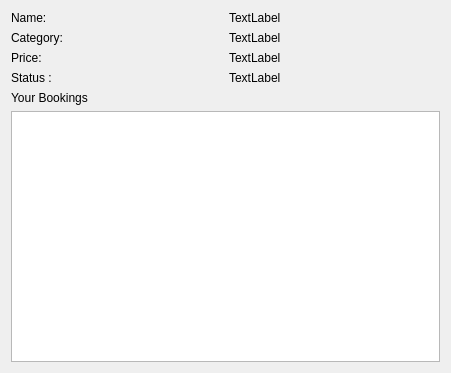
This is providerdashboard.ui in youssefezz12/capstone-project as Qt 5 draws it before an edit. The edited form follows.
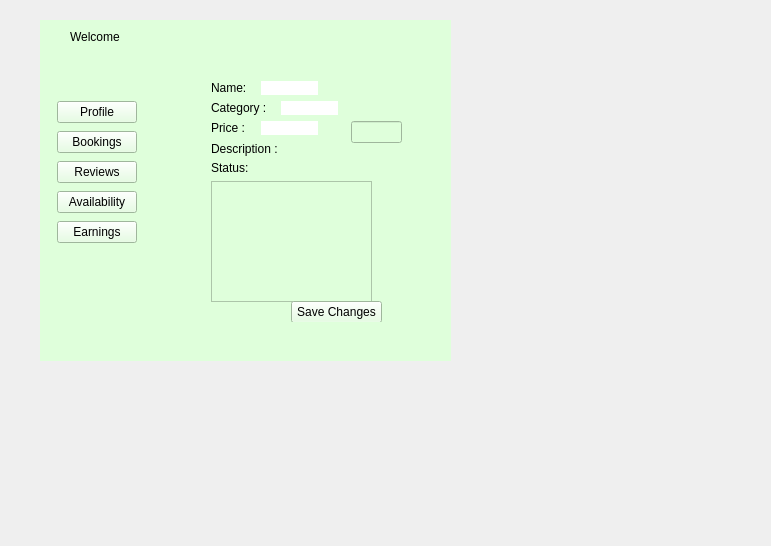
This is the edited form.

Commit message: created a provider dashboard with stacked widgets and the framework for taking actual data

```diff
--- a/providerdashboard.ui
+++ b/providerdashboard.ui
@@ -6,89 +6,379 @@
    <rect>
     <x>0</x>
     <y>0</y>
-    <width>451</width>
-    <height>373</height>
+    <width>771</width>
+    <height>546</height>
    </rect>
   </property>
   <property name="windowTitle">
    <string>Form</string>
   </property>
-  <layout class="QVBoxLayout" name="verticalLayout_2">
-   <item>
-    <layout class="QGridLayout" name="gridLayout">
-     <item row="0" column="0" rowspan="4">
-      <layout class="QVBoxLayout" name="verticalLayout">
-       <item>
-        <widget class="QLabel" name="nameLabel">
-         <property name="text">
-          <string>Name:</string>
-         </property>
-        </widget>
-       </item>
-       <item>
-        <widget class="QLabel" name="categoryLabel">
-         <property name="text">
-          <string>Category:</string>
-         </property>
-        </widget>
-       </item>
-       <item>
-        <widget class="QLabel" name="priceLabel">
-         <property name="text">
-          <string>Price:</string>
-         </property>
-        </widget>
-       </item>
-       <item>
-        <widget class="QLabel" name="statusLabel">
-         <property name="text">
-          <string>Status :</string>
-         </property>
-        </widget>
-       </item>
-      </layout>
-     </item>
-     <item row="0" column="1">
-      <widget class="QLabel" name="label_5">
+  <widget class="QWidget" name="widget" native="true">
+   <property name="geometry">
+    <rect>
+     <x>40</x>
+     <y>20</y>
+     <width>411</width>
+     <height>341</height>
+    </rect>
+   </property>
+   <property name="styleSheet">
+    <string notr="true">
+background-color: rgb(223, 255, 219);</string>
+   </property>
+   <widget class="QWidget" name="widget_2" native="true">
+    <property name="geometry">
+     <rect>
+      <x>151</x>
+      <y>41</y>
+      <width>241</width>
+      <height>271</height>
+     </rect>
+    </property>
+    <widget class="QStackedWidget" name="stackedWidget">
+     <property name="geometry">
+      <rect>
+       <x>20</x>
+       <y>20</y>
+       <width>201</width>
+       <height>241</height>
+      </rect>
+     </property>
+     <property name="currentIndex">
+      <number>0</number>
+     </property>
+     <widget class="QWidget" name="ProfilePage">
+      <widget class="QLabel" name="label">
+       <property name="geometry">
+        <rect>
+         <x>0</x>
+         <y>0</y>
+         <width>57</width>
+         <height>14</height>
+        </rect>
+       </property>
        <property name="text">
-        <string>TextLabel</string>
+        <string>Name:</string>
        </property>
       </widget>
-     </item>
-     <item row="1" column="1">
+      <widget class="QLabel" name="label_2">
+       <property name="geometry">
+        <rect>
+         <x>0</x>
+         <y>20</y>
+         <width>57</width>
+         <height>14</height>
+        </rect>
+       </property>
+       <property name="text">
+        <string>Category :</string>
+       </property>
+      </widget>
+      <widget class="QLabel" name="label_3">
+       <property name="geometry">
+        <rect>
+         <x>0</x>
+         <y>40</y>
+         <width>57</width>
+         <height>14</height>
+        </rect>
+       </property>
+       <property name="text">
+        <string>Price : </string>
+       </property>
+      </widget>
+      <widget class="QLabel" name="label_4">
+       <property name="geometry">
+        <rect>
+         <x>0</x>
+         <y>60</y>
+         <width>81</width>
+         <height>16</height>
+        </rect>
+       </property>
+       <property name="text">
+        <string>Description :</string>
+       </property>
+      </widget>
+      <widget class="QLineEdit" name="priceInput">
+       <property name="geometry">
+        <rect>
+         <x>140</x>
+         <y>40</y>
+         <width>51</width>
+         <height>22</height>
+        </rect>
+       </property>
+      </widget>
+      <widget class="QTextEdit" name="descriptionInput">
+       <property name="geometry">
+        <rect>
+         <x>0</x>
+         <y>100</y>
+         <width>161</width>
+         <height>121</height>
+        </rect>
+       </property>
+      </widget>
+      <widget class="QPushButton" name="saveProfileBtn">
+       <property name="geometry">
+        <rect>
+         <x>80</x>
+         <y>220</y>
+         <width>91</width>
+         <height>22</height>
+        </rect>
+       </property>
+       <property name="text">
+        <string>Save Changes</string>
+       </property>
+      </widget>
+      <widget class="QLabel" name="priceLabel">
+       <property name="geometry">
+        <rect>
+         <x>50</x>
+         <y>40</y>
+         <width>57</width>
+         <height>14</height>
+        </rect>
+       </property>
+       <property name="styleSheet">
+        <string notr="true">background-color: rgb(255, 255, 255);</string>
+       </property>
+       <property name="text">
+        <string/>
+       </property>
+      </widget>
+      <widget class="QLabel" name="categoryLabel">
+       <property name="geometry">
+        <rect>
+         <x>70</x>
+         <y>20</y>
+         <width>57</width>
+         <height>14</height>
+        </rect>
+       </property>
+       <property name="styleSheet">
+        <string notr="true">background-color: rgb(255, 255, 255);</string>
+       </property>
+       <property name="text">
+        <string/>
+       </property>
+      </widget>
+      <widget class="QLabel" name="nameLabel">
+       <property name="geometry">
+        <rect>
+         <x>50</x>
+         <y>0</y>
+         <width>57</width>
+         <height>14</height>
+        </rect>
+       </property>
+       <property name="styleSheet">
+        <string notr="true">background-color: rgb(255, 255, 255);</string>
+       </property>
+       <property name="text">
+        <string/>
+       </property>
+      </widget>
       <widget class="QLabel" name="label_6">
+       <property name="geometry">
+        <rect>
+         <x>0</x>
+         <y>80</y>
+         <width>57</width>
+         <height>14</height>
+        </rect>
+       </property>
        <property name="text">
-        <string>TextLabel</string>
+        <string>Status: </string>
        </property>
       </widget>
-     </item>
-     <item row="2" column="1">
-      <widget class="QLabel" name="label_7">
+      <widget class="QLabel" name="statusLabel">
+       <property name="geometry">
+        <rect>
+         <x>80</x>
+         <y>80</y>
+         <width>57</width>
+         <height>14</height>
+        </rect>
+       </property>
        <property name="text">
-        <string>TextLabel</string>
+        <string/>
        </property>
       </widget>
-     </item>
-     <item row="3" column="1">
-      <widget class="QLabel" name="label_8">
+     </widget>
+     <widget class="QWidget" name="AvailabilityPage">
+      <widget class="QLabel" name="label_5">
+       <property name="geometry">
+        <rect>
+         <x>10</x>
+         <y>10</y>
+         <width>161</width>
+         <height>16</height>
+        </rect>
+       </property>
        <property name="text">
-        <string>TextLabel</string>
+        <string>Availability Status :</string>
        </property>
       </widget>
-     </item>
-    </layout>
-   </item>
-   <item>
-    <widget class="QLabel" name="label">
+      <widget class="QPushButton" name="availabilityBtnToggle">
+       <property name="geometry">
+        <rect>
+         <x>0</x>
+         <y>40</y>
+         <width>141</width>
+         <height>22</height>
+        </rect>
+       </property>
+       <property name="text">
+        <string>Toggle Availability</string>
+       </property>
+      </widget>
+     </widget>
+     <widget class="QWidget" name="ReviewsPage">
+      <widget class="QListWidget" name="reviewsList">
+       <property name="geometry">
+        <rect>
+         <x>0</x>
+         <y>60</y>
+         <width>211</width>
+         <height>161</height>
+        </rect>
+       </property>
+      </widget>
+     </widget>
+     <widget class="QWidget" name="EarningsPage">
+      <widget class="QLabel" name="earningsLabel">
+       <property name="geometry">
+        <rect>
+         <x>0</x>
+         <y>40</y>
+         <width>131</width>
+         <height>16</height>
+        </rect>
+       </property>
+       <property name="text">
+        <string>Total earnings :</string>
+       </property>
+      </widget>
+      <widget class="QLabel" name="jobLabel">
+       <property name="geometry">
+        <rect>
+         <x>0</x>
+         <y>90</y>
+         <width>111</width>
+         <height>16</height>
+        </rect>
+       </property>
+       <property name="text">
+        <string>Completed Jobs :</string>
+       </property>
+      </widget>
+     </widget>
+     <widget class="QWidget" name="BookingsPage">
+      <widget class="QListWidget" name="bookingList">
+       <property name="geometry">
+        <rect>
+         <x>30</x>
+         <y>30</y>
+         <width>131</width>
+         <height>191</height>
+        </rect>
+       </property>
+      </widget>
+     </widget>
+    </widget>
+   </widget>
+   <widget class="QWidget" name="widget_3" native="true">
+    <property name="geometry">
+     <rect>
+      <x>17</x>
+      <y>41</y>
+      <width>111</width>
+      <height>271</height>
+     </rect>
+    </property>
+    <widget class="QPushButton" name="profileBtn">
+     <property name="geometry">
+      <rect>
+       <x>0</x>
+       <y>40</y>
+       <width>80</width>
+       <height>22</height>
+      </rect>
+     </property>
      <property name="text">
-      <string>Your Bookings</string>
+      <string>Profile</string>
      </property>
     </widget>
-   </item>
-   <item>
-    <widget class="QListWidget" name="bookingList"/>
-   </item>
-  </layout>
+    <widget class="QPushButton" name="bookingsBtn">
+     <property name="geometry">
+      <rect>
+       <x>0</x>
+       <y>70</y>
+       <width>80</width>
+       <height>22</height>
+      </rect>
+     </property>
+     <property name="text">
+      <string>Bookings</string>
+     </property>
+    </widget>
+    <widget class="QPushButton" name="reviewsBtn">
+     <property name="geometry">
+      <rect>
+       <x>0</x>
+       <y>100</y>
+       <width>80</width>
+       <height>22</height>
+      </rect>
+     </property>
+     <property name="text">
+      <string>Reviews</string>
+     </property>
+    </widget>
+    <widget class="QPushButton" name="availabilityBtn">
+     <property name="geometry">
+      <rect>
+       <x>0</x>
+       <y>130</y>
+       <width>80</width>
+       <height>22</height>
+      </rect>
+     </property>
+     <property name="text">
+      <string>Availability</string>
+     </property>
+    </widget>
+    <widget class="QPushButton" name="earningsBtn">
+     <property name="geometry">
+      <rect>
+       <x>0</x>
+       <y>160</y>
+       <width>80</width>
+       <height>22</height>
+      </rect>
+     </property>
+     <property name="text">
+      <string>Earnings</string>
+     </property>
+    </widget>
+   </widget>
+   <widget class="QLabel" name="welcomeLabel">
+    <property name="geometry">
+     <rect>
+      <x>30</x>
+      <y>10</y>
+      <width>57</width>
+      <height>14</height>
+     </rect>
+    </property>
+    <property name="text">
+     <string>Welcome </string>
+    </property>
+   </widget>
+  </widget>
  </widget>
  <resources/>
  <connections/>
```
The commit also changes 47 other files.
